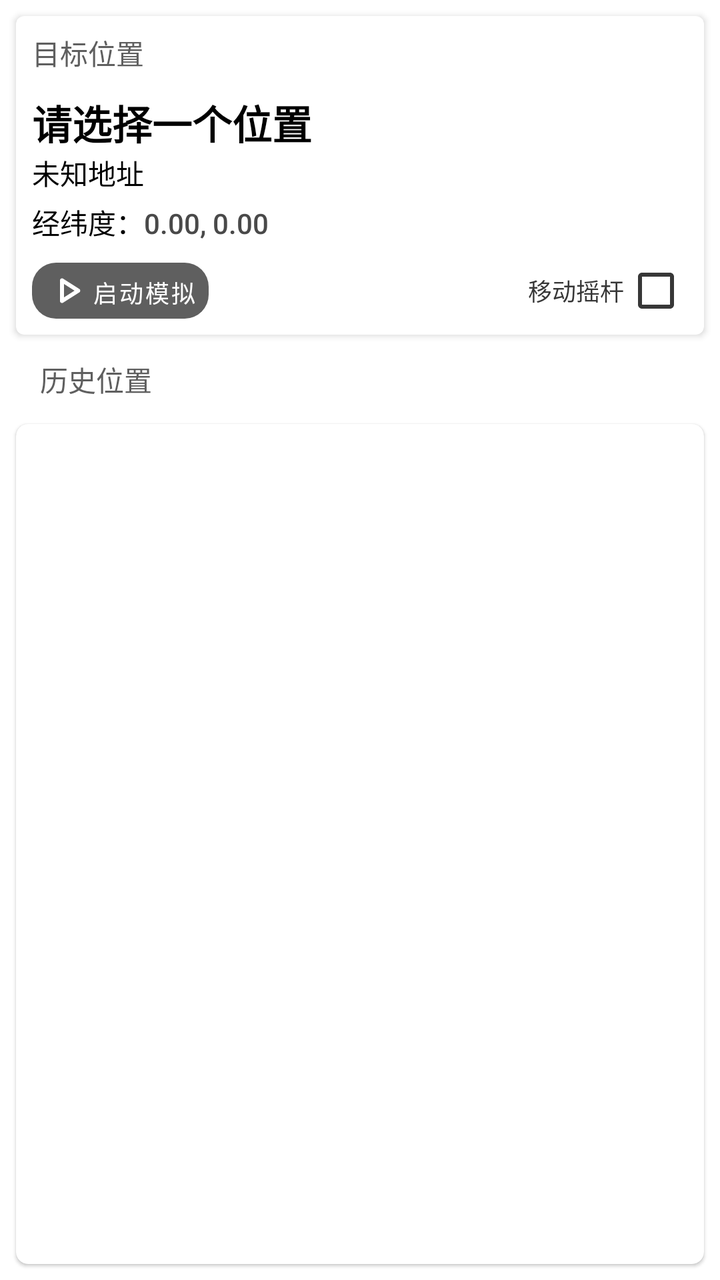
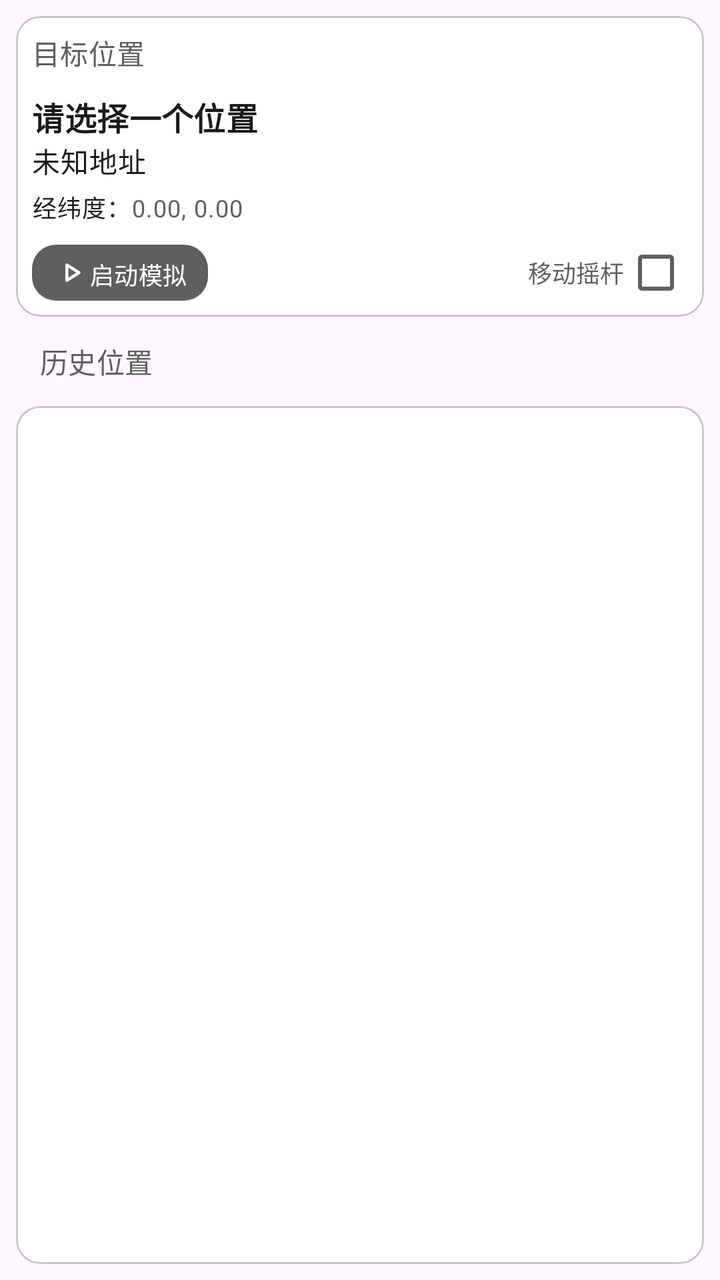

Before-and-after screenshots of an Android layout around one commit, followed by the original layout XML and the change that was made.
<!-- AndroidManifest.xml: application theme AppTheme -->
<!-- res/layout/fragment_mock.xml -->
<?xml version="1.0" encoding="utf-8"?>
<androidx.coordinatorlayout.widget.CoordinatorLayout xmlns:android="http://schemas.android.com/apk/res/android"
    xmlns:app="http://schemas.android.com/apk/res-auto"
    xmlns:tools="http://schemas.android.com/tools"
    android:layout_width="match_parent"
    android:layout_height="match_parent"
    tools:context=".ui.mock.MockFragment">

    <LinearLayout
        android:layout_width="match_parent"
        android:layout_height="match_parent"
        android:orientation="vertical">

        <androidx.cardview.widget.CardView
            android:id="@+id/mock_location_card"
            android:layout_width="match_parent"
            android:layout_height="wrap_content"
            app:cardCornerRadius="4dp"
            android:layout_margin="8dp"
            app:cardPreventCornerOverlap="false"
            app:contentPadding="8dp">

            <LinearLayout
                android:layout_width="match_parent"
                android:layout_height="wrap_content"
                android:orientation="vertical">

                <TextView
                    android:layout_width="match_parent"
                    android:layout_height="wrap_content"
                    android:textColor="@color/portal_mini_title_color"
                    android:textAppearance="@style/TextAppearance.AppCompat.Inverse"
                    android:text="@string/target_location"/>

                <LinearLayout
                    android:layout_width="match_parent"
                    android:layout_height="wrap_content"
                    android:layout_marginTop="10dp"
                    android:layout_marginBottom="10dp"
                    android:orientation="vertical">

                    <TextView
                        android:id="@+id/mock_location_name"
                        android:layout_width="match_parent"
                        android:layout_height="wrap_content"
                        android:text="@string/none"
                        android:textStyle="bold"
                        android:textAppearance="@style/TextAppearance.AppCompat.Title"
                        android:textColor="@color/black"/>

                    <TextView
                        android:id="@+id/mock_location_address"
                        android:layout_width="match_parent"
                        android:layout_height="wrap_content"
                        android:text="@string/none_none"
                        android:textAppearance="@style/TextAppearance.AppCompat.Body1"
                        android:textColor="@color/black"/>

                    <LinearLayout
                        android:layout_width="match_parent"
                        android:layout_height="wrap_content"
                        android:orientation="horizontal"
                        android:layout_marginTop="4dp">

                        <TextView
                            android:layout_width="wrap_content"
                            android:layout_height="wrap_content"
                            android:text="@string/latlon_display"
                            android:textAppearance="@style/TextAppearance.AppCompat.Body2"
                            android:textColor="@color/black"/>

                        <TextView
                            android:id="@+id/mock_location_latlon"
                            android:layout_width="match_parent"
                            android:layout_height="wrap_content"
                            android:text="@string/default_latlon"
                            android:textAppearance="@style/TextAppearance.AppCompat.Body2"
                            android:textColor="@color/portal_appbar_color_center"/>

                    </LinearLayout>

                </LinearLayout>

                <LinearLayout
                    android:layout_width="match_parent"
                    android:layout_height="wrap_content"
                    android:baselineAligned="false"
                    android:orientation="horizontal">

                    <LinearLayout
                        android:layout_width="0dp"
                        android:layout_height="wrap_content"
                        android:layout_weight="1">

                        <com.google.android.material.button.MaterialButton
                            android:id="@+id/switch_mock"
                            android:layout_width="wrap_content"
                            android:layout_height="28dp"
                            android:textColor="@color/white"
                            android:text="@string/start_mock"
                            style="@style/Widget.MaterialComponents.Button.UnelevatedButton"
                            android:insetRight="0dp"
                            android:insetLeft="0dp"
                            android:insetTop="0dp"
                            android:insetBottom="0dp"
                            android:textSize="12sp"
                            app:icon="@drawable/rounded_play_arrow_24"
                            app:iconGravity="textStart"
                            app:iconPadding="0dp"
                            android:padding="6dp"
                            app:iconTint="@color/white"
                            app:cornerRadius="12dp"/>

                    </LinearLayout>

                    <LinearLayout
                        android:layout_width="0dp"
                        android:layout_weight="1"
                        android:layout_height="match_parent"
                        android:gravity="end|center">

                        <CheckedTextView
                            android:id="@+id/rocker"
                            android:layout_width="wrap_content"
                            android:layout_height="wrap_content"
                            android:checkMark="?android:attr/listChoiceIndicatorMultiple"
                            android:checkMarkTint="@color/portal_mock_off"
                            android:checked="false"
                            android:gravity="center"
                            android:text="@string/rocker"
                            android:textColor="@color/portal_mock_off"
                            android:textSize="12sp" />
                    </LinearLayout>
                </LinearLayout>

            </LinearLayout>
        </androidx.cardview.widget.CardView>

        <TextView
            android:layout_width="match_parent"
            android:layout_height="wrap_content"
            android:layout_marginTop="4dp"
            android:layout_marginLeft="20dp"
            android:layout_marginRight="20dp"
            android:layout_marginBottom="4dp"
            android:textAppearance="@style/TextAppearance.AppCompat.Inverse"
            android:textColor="@color/portal_mini_title_color"
            android:text="@string/history_location"/>

        <com.google.android.material.card.MaterialCardView
            android:layout_width="match_parent"
            android:layout_height="match_parent"
            android:layout_margin="8dp"
            app:cardCornerRadius="6dp"
            app:cardPreventCornerOverlap="false"
            app:contentPadding="8dp">

            <androidx.recyclerview.widget.RecyclerView
                android:id="@+id/historical_location_list"
                android:layout_width="match_parent"
                android:layout_height="match_parent"/>

        </com.google.android.material.card.MaterialCardView>

    </LinearLayout>

    <com.google.android.material.floatingactionbutton.FloatingActionButton
        android:id="@+id/fab_mock_location"
        android:layout_width="wrap_content"
        android:layout_height="wrap_content"
        android:layout_marginBottom="@dimen/fab_margin"
        android:layout_marginEnd="@dimen/fab_margin"
        android:contentDescription="@string/follow_location"
        app:srcCompat="@drawable/sharp_location_off_24"
        android:backgroundTint="@color/portal_mock_off"
        android:tint="@color/portal_appbar_color"
        app:fabSize="auto"
        android:visibility="gone"
        android:layout_gravity="bottom|end"/>

</androidx.coordinatorlayout.widget.CoordinatorLayout>
<!-- resources referenced by this layout -->
<resources>
  <color name="black">#FF000000</color>
  <color name="portal_appbar_color">#5F5F5F</color>
  <color name="portal_appbar_color_center">#494949</color>
  <color name="portal_mini_title_color">#5F5F5F</color>
  <color name="portal_mock_off">#373737</color>
  <color name="white">#FFFFFFFF</color>
  <dimen name="fab_margin">16dp</dimen>
  <!-- drawable sharp_location_off_24 (drawable) -->
  <vector xmlns:android="http://schemas.android.com/apk/res/android" android:autoMirrored="true" android:height="24dp" android:tint="#FFFFFF" android:viewportHeight="24" android:viewportWidth="24" android:width="24dp">
        
      <path android:fillColor="@android:color/white" android:pathData="M3.41,2.86L2,4.27l3.18,3.18C5.07,7.95 5,8.47 5,9c0,5.25 7,13 7,13s1.67,-1.85 3.38,-4.35L18.73,21l1.41,-1.41L3.41,2.86zM12,2c-1.84,0 -3.5,0.71 -4.75,1.86l3.19,3.19c0.43,-0.34 0.97,-0.55 1.56,-0.55 1.38,0 2.5,1.12 2.5,2.5 0,0.59 -0.21,1.13 -0.56,1.56l3.55,3.55C18.37,12.36 19,10.57 19,9c0,-3.87 -3.13,-7 -7,-7z"/>
      
  </vector>
  <string name="default_latlon">0.00, 0.00</string>
  <string name="follow_location">镜头跟随</string>
  <string name="history_location">历史位置</string>
  <string name="latlon_display">经纬度：</string>
  <string name="none">请选择一个位置</string>
  <string name="none_none">未知地址</string>
  <string name="rocker">移动摇杆</string>
  <string name="start_mock">启动模拟</string>
  <string name="target_location">目标位置</string>
  <style name="AppTheme" parent="Theme.MaterialComponents.Light.NoActionBar">
          <item name="colorPrimaryVariant">@color/purple_700</item>
          <item name="colorOnPrimary">@color/portal_appbar_color</item>
          <item name="colorSecondary">@color/portal_appbar_color</item>
          <item name="colorSecondaryVariant">@color/portal_appbar_color_center</item>
  
  
          <item name="colorOnSecondary">@color/white</item>
          <item name="colorPrimary">@color/theme_appbar_color</item>
          <item name="colorControlHighlight">@color/theme_focused_touch</item>
  
          <item name="colorPrimaryDark">@color/portal_appbar_color</item>
          <item name="android:statusBarColor">@android:color/transparent</item>
          <item name="windowActionModeOverlay">true</item>
          <item name="windowActionBar">false</item>
          <item name="windowNoTitle">true</item>
          <item name="android:windowDrawsSystemBarBackgrounds">true</item>
          <item name="android:windowTranslucentStatus">true</item>
          <item name="colorControlNormal">@color/white</item>
          <item name="colorControlActivated">@color/portal_appbar_color_dark</item>
          <item name="android:textColorHint">@android:color/white</item>
          <item name="android:editTextColor">@android:color/white</item>
          <item name="searchViewStyle">@style/Portal.SearchViewStyle</item>
          <item name="selectableItemBackgroundBorderless">@drawable/ripple_effect</item>
          <item name="sliderStyle">@style/Portal.SliderTheme</item>
      </style>
  <color name="purple_700">#FF3700B3</color>
  <color name="theme_appbar_color">#5F5F5F</color>
  <color name="theme_focused_touch">#A0A0A0</color>
  <color name="portal_appbar_color_dark">#373737</color>
  <style name="Portal.SearchViewStyle" parent="Widget.AppCompat.SearchView">
      </style>
  <!-- drawable ripple_effect (drawable) -->
  <ripple xmlns:android="http://schemas.android.com/apk/res/android"
      android:color="@color/selected_color">
      <item android:id="@android:id/mask" android:drawable="@color/white"/>
  </ripple >
  <style name="Portal.SliderTheme" parent="Widget.MaterialComponents.Slider">
  
      </style>
  <color name="selected_color">#BCBCBC</color>
  <!-- unchanged entries left out for length: 1 -->
</resources>

<!-- the commit's change to res/layout/fragment_mock.xml (unified diff, before → after) -->
@@ -11,11 +11,11 @@
         android:layout_height="match_parent"
         android:orientation="vertical">
 
-        <androidx.cardview.widget.CardView
+        <com.google.android.material.card.MaterialCardView
             android:id="@+id/mock_location_card"
             android:layout_width="match_parent"
             android:layout_height="wrap_content"
-            app:cardCornerRadius="4dp"
+            app:cardCornerRadius="12dp"
             android:layout_margin="8dp"
             app:cardPreventCornerOverlap="false"
             app:contentPadding="8dp">
@@ -28,8 +28,8 @@
                 <TextView
                     android:layout_width="match_parent"
                     android:layout_height="wrap_content"
-                    android:textColor="@color/portal_mini_title_color"
-                    android:textAppearance="@style/TextAppearance.AppCompat.Inverse"
+                    android:textColor="?attr/colorOnSurfaceVariant"
+                    android:textAppearance="@style/TextAppearance.Material3.TitleSmall"
                     android:text="@string/target_location"/>
 
                 <LinearLayout
@@ -45,16 +45,16 @@
                         android:layout_height="wrap_content"
                         android:text="@string/none"
                         android:textStyle="bold"
-                        android:textAppearance="@style/TextAppearance.AppCompat.Title"
-                        android:textColor="@color/black"/>
+                        android:textAppearance="@style/TextAppearance.Material3.TitleMedium"
+                        android:textColor="?attr/colorOnSurface"/>
 
                     <TextView
                         android:id="@+id/mock_location_address"
                         android:layout_width="match_parent"
                         android:layout_height="wrap_content"
                         android:text="@string/none_none"
-                        android:textAppearance="@style/TextAppearance.AppCompat.Body1"
-                        android:textColor="@color/black"/>
+                        android:textAppearance="@style/TextAppearance.Material3.BodyMedium"
+                        android:textColor="?attr/colorOnSurface"/>
 
                     <LinearLayout
                         android:layout_width="match_parent"
@@ -66,16 +66,16 @@
                             android:layout_width="wrap_content"
                             android:layout_height="wrap_content"
                             android:text="@string/latlon_display"
-                            android:textAppearance="@style/TextAppearance.AppCompat.Body2"
-                            android:textColor="@color/black"/>
+                            android:textAppearance="@style/TextAppearance.Material3.BodySmall"
+                            android:textColor="?attr/colorOnSurface"/>
 
                         <TextView
                             android:id="@+id/mock_location_latlon"
                             android:layout_width="match_parent"
                             android:layout_height="wrap_content"
                             android:text="@string/default_latlon"
-                            android:textAppearance="@style/TextAppearance.AppCompat.Body2"
-                            android:textColor="@color/portal_appbar_color_center"/>
+                            android:textAppearance="@style/TextAppearance.Material3.BodySmall"
+                            android:textColor="?attr/colorPrimary"/>
 
                     </LinearLayout>
 
@@ -96,9 +96,9 @@
                             android:id="@+id/switch_mock"
                             android:layout_width="wrap_content"
                             android:layout_height="28dp"
-                            android:textColor="@color/white"
+                            android:textColor="?attr/colorOnPrimary"
                             android:text="@string/start_mock"
-                            style="@style/Widget.MaterialComponents.Button.UnelevatedButton"
+                            style="@style/Widget.Material3.Button"
                             android:insetRight="0dp"
                             android:insetLeft="0dp"
                             android:insetTop="0dp"
@@ -108,7 +108,7 @@
                             app:iconGravity="textStart"
                             app:iconPadding="0dp"
                             android:padding="6dp"
-                            app:iconTint="@color/white"
+                            app:iconTint="?attr/colorOnPrimary"
                             app:cornerRadius="12dp"/>
 
                     </LinearLayout>
@@ -124,17 +124,17 @@
                             android:layout_width="wrap_content"
                             android:layout_height="wrap_content"
                             android:checkMark="?android:attr/listChoiceIndicatorMultiple"
-                            android:checkMarkTint="@color/portal_mock_off"
+                            android:checkMarkTint="?attr/colorOnSurfaceVariant"
                             android:checked="false"
                             android:gravity="center"
                             android:text="@string/rocker"
-                            android:textColor="@color/portal_mock_off"
+                            android:textColor="?attr/colorOnSurfaceVariant"
                             android:textSize="12sp" />
                     </LinearLayout>
                 </LinearLayout>
 
             </LinearLayout>
-        </androidx.cardview.widget.CardView>
+        </com.google.android.material.card.MaterialCardView>
 
         <TextView
             android:layout_width="match_parent"
@@ -143,15 +143,15 @@
             android:layout_marginLeft="20dp"
             android:layout_marginRight="20dp"
             android:layout_marginBottom="4dp"
-            android:textAppearance="@style/TextAppearance.AppCompat.Inverse"
-            android:textColor="@color/portal_mini_title_color"
+            android:textAppearance="@style/TextAppearance.Material3.TitleSmall"
+            android:textColor="?attr/colorOnSurfaceVariant"
             android:text="@string/history_location"/>
 
         <com.google.android.material.card.MaterialCardView
             android:layout_width="match_parent"
             android:layout_height="match_parent"
             android:layout_margin="8dp"
-            app:cardCornerRadius="6dp"
+            app:cardCornerRadius="12dp"
             app:cardPreventCornerOverlap="false"
             app:contentPadding="8dp">
 
@@ -172,8 +172,8 @@
         android:layout_marginEnd="@dimen/fab_margin"
         android:contentDescription="@string/follow_location"
         app:srcCompat="@drawable/sharp_location_off_24"
-        android:backgroundTint="@color/portal_mock_off"
-        android:tint="@color/portal_appbar_color"
+        android:backgroundTint="?attr/colorPrimaryContainer"
+        android:tint="?attr/colorOnPrimaryContainer"
         app:fabSize="auto"
         android:visibility="gone"
         android:layout_gravity="bottom|end"/>
<!-- resource entries referenced after the edit -->
@@ -1,11 +1,5 @@
 <!-- resources referenced by this layout -->
 <resources>
-  <color name="black">#FF000000</color>
-  <color name="portal_appbar_color">#5F5F5F</color>
-  <color name="portal_appbar_color_center">#494949</color>
-  <color name="portal_mini_title_color">#5F5F5F</color>
-  <color name="portal_mock_off">#373737</color>
-  <color name="white">#FFFFFFFF</color>
   <dimen name="fab_margin">16dp</dimen>
   <!-- drawable sharp_location_off_24 (drawable) -->
   <vector xmlns:android="http://schemas.android.com/apk/res/android" android:autoMirrored="true" android:height="24dp" android:tint="#FFFFFF" android:viewportHeight="24" android:viewportWidth="24" android:width="24dp">
@@ -22,47 +16,36 @@
   <string name="rocker">移动摇杆</string>
   <string name="start_mock">启动模拟</string>
   <string name="target_location">目标位置</string>
-  <style name="AppTheme" parent="Theme.MaterialComponents.Light.NoActionBar">
-          <item name="colorPrimaryVariant">@color/purple_700</item>
-          <item name="colorOnPrimary">@color/portal_appbar_color</item>
-          <item name="colorSecondary">@color/portal_appbar_color</item>
-          <item name="colorSecondaryVariant">@color/portal_appbar_color_center</item>
+  <style name="AppTheme" parent="Theme.Material3.Light.NoActionBar">
+          
+          <item name="colorPrimary">#5F5F5F</item>
+          <item name="colorOnPrimary">#FFFFFF</item>
+          <item name="colorPrimaryContainer">#E0E0E0</item>
+          <item name="colorOnPrimaryContainer">#1E1E1E</item>
+          <item name="colorSecondary">#494949</item>
+          <item name="colorOnSecondary">#FFFFFF</item>
+          <item name="colorSecondaryContainer">#E7E7E7</item>
+          <item name="colorOnSecondaryContainer">#2A2A2A</item>
+          <item name="colorSurface">#FFFFFF</item>
+          <item name="colorOnSurface">#1A1A1A</item>
+          <item name="colorSurfaceVariant">#F0F0F0</item>
+          <item name="colorOnSurfaceVariant">#5F5F5F</item>
+          <item name="colorOutline">#747474</item>
   
-  
-          <item name="colorOnSecondary">@color/white</item>
-          <item name="colorPrimary">@color/theme_appbar_color</item>
-          <item name="colorControlHighlight">@color/theme_focused_touch</item>
-  
-          <item name="colorPrimaryDark">@color/portal_appbar_color</item>
+          
           <item name="android:statusBarColor">@android:color/transparent</item>
+          <item name="android:windowDrawsSystemBarBackgrounds">true</item>
+          <item name="android:windowTranslucentStatus">true</item>
           <item name="windowActionModeOverlay">true</item>
           <item name="windowActionBar">false</item>
           <item name="windowNoTitle">true</item>
-          <item name="android:windowDrawsSystemBarBackgrounds">true</item>
-          <item name="android:windowTranslucentStatus">true</item>
-          <item name="colorControlNormal">@color/white</item>
-          <item name="colorControlActivated">@color/portal_appbar_color_dark</item>
-          <item name="android:textColorHint">@android:color/white</item>
-          <item name="android:editTextColor">@android:color/white</item>
+  
+          
           <item name="searchViewStyle">@style/Portal.SearchViewStyle</item>
-          <item name="selectableItemBackgroundBorderless">@drawable/ripple_effect</item>
           <item name="sliderStyle">@style/Portal.SliderTheme</item>
       </style>
-  <color name="purple_700">#FF3700B3</color>
-  <color name="theme_appbar_color">#5F5F5F</color>
-  <color name="theme_focused_touch">#A0A0A0</color>
-  <color name="portal_appbar_color_dark">#373737</color>
-  <style name="Portal.SearchViewStyle" parent="Widget.AppCompat.SearchView">
-      </style>
-  <!-- drawable ripple_effect (drawable) -->
-  <ripple xmlns:android="http://schemas.android.com/apk/res/android"
-      android:color="@color/selected_color">
-      <item android:id="@android:id/mask" android:drawable="@color/white"/>
-  </ripple >
-  <style name="Portal.SliderTheme" parent="Widget.MaterialComponents.Slider">
-  
-      </style>
-  <color name="selected_color">#BCBCBC</color>
+  <style name="Portal.SearchViewStyle" parent="Widget.AppCompat.SearchView" />
+  <style name="Portal.SliderTheme" parent="Widget.Material3.Slider" />
   <!-- unchanged entries left out for length: 1 -->
 </resources>
 
